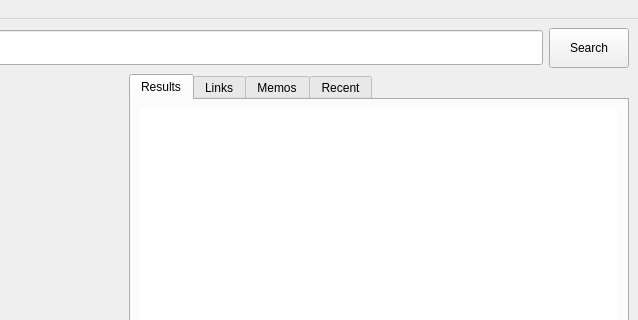
The window that simsapa/assets/ui/dictionary_search_window.ui (simsapa/simsapa) describes before a commit, drawn with Qt 5; both pictures show x 430 to 1068 and y 0 to 320 of the 1068 by 642 pixel window.
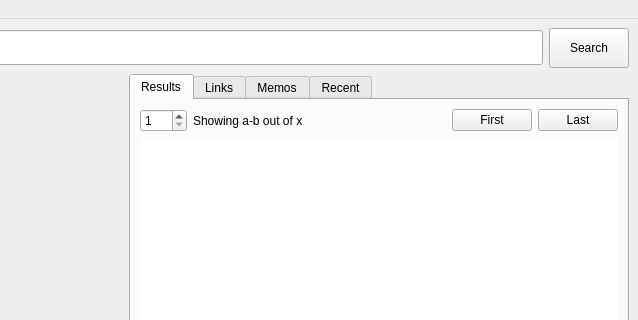
The same window after the commit. Icons and pictures are not drawn.

Commit message: paginated sutta and word search results

```diff
--- a/simsapa/assets/ui/dictionary_search_window.ui
+++ b/simsapa/assets/ui/dictionary_search_window.ui
@@ -98,6 +98,54 @@
              <layout class="QVBoxLayout" name="verticalLayout_4">
               <item>
                <layout class="QVBoxLayout" name="verticalLayout">
+                <item>
+                 <layout class="QHBoxLayout" name="results_pages_layout">
+                  <item>
+                   <widget class="QSpinBox" name="results_page_input">
+                    <property name="minimum">
+                     <number>1</number>
+                    </property>
+                    <property name="maximum">
+                     <number>999</number>
+                    </property>
+                   </widget>
+                  </item>
+                  <item>
+                   <widget class="QLabel" name="results_label">
+                    <property name="text">
+                     <string>Showing a-b out of x</string>
+                    </property>
+                   </widget>
+                  </item>
+                  <item>
+                   <spacer name="horizontalSpacer_3">
+                    <property name="orientation">
+                     <enum>Qt::Horizontal</enum>
+                    </property>
+                    <property name="sizeHint" stdset="0">
+                     <size>
+                      <width>40</width>
+                      <height>20</height>
+                     </size>
+                    </property>
+                   </spacer>
+                  </item>
+                  <item>
+                   <widget class="QPushButton" name="results_first_page_btn">
+                    <property name="text">
+                     <string>First</string>
+                    </property>
+                   </widget>
+                  </item>
+                  <item>
+                   <widget class="QPushButton" name="results_last_page_btn">
+                    <property name="text">
+                     <string>Last</string>
+                    </property>
+                   </widget>
+                  </item>
+                 </layout>
+                </item>
                 <item>
                  <widget class="QListWidget" name="results_list">
                   <property name="frameShape">
```
The commit also changes 8 other files.
